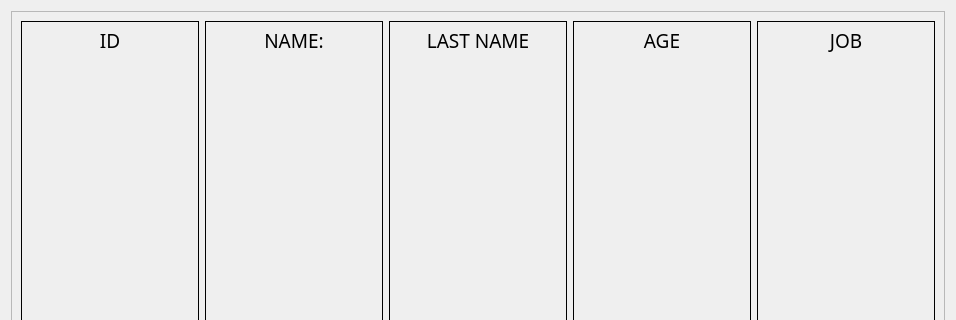
The window that showing_employee.ui (Daaizo/management-tool) describes before a commit, drawn with Qt 5; both pictures show x 0 to 956 and y 0 to 320 of the 956 by 593 pixel window.
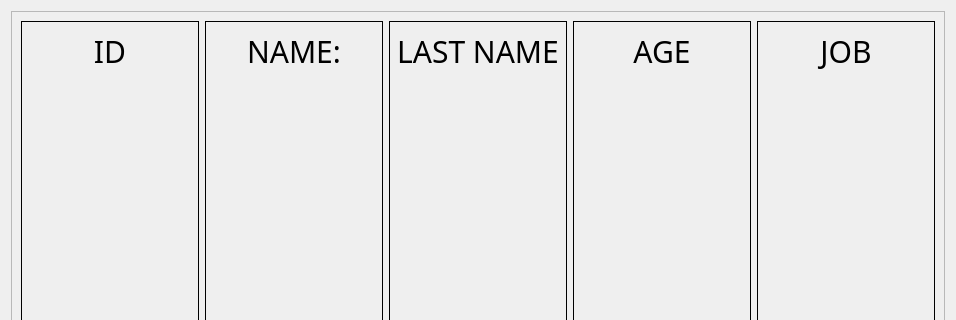
The same window after the commit. Icons and pictures are not drawn.

The edit to the form file:
```diff
--- a/showing_employee.ui
+++ b/showing_employee.ui
@@ -47,13 +47,18 @@
         <height>573</height>
        </rect>
       </property>
+      <property name="styleSheet">
+       <string notr="true">QLabel
+{
+font-size : 30px;}</string>
+      </property>
       <layout class="QGridLayout" name="gridLayout">
        <item row="0" column="1">
         <widget class="QLabel" name="id">
          <property name="font">
           <font>
            <family>Papyrus</family>
-           <pointsize>14</pointsize>
+           <pointsize>-1</pointsize>
           </font>
          </property>
          <property name="focusPolicy">
@@ -87,7 +92,7 @@
          <property name="font">
           <font>
            <family>Papyrus</family>
-           <pointsize>14</pointsize>
+           <pointsize>-1</pointsize>
           </font>
          </property>
          <property name="focusPolicy">
@@ -118,7 +123,7 @@
          <property name="font">
           <font>
            <family>Papyrus</family>
-           <pointsize>14</pointsize>
+           <pointsize>-1</pointsize>
           </font>
          </property>
          <property name="focusPolicy">
@@ -149,7 +154,7 @@
          <property name="font">
           <font>
            <family>Papyrus</family>
-           <pointsize>14</pointsize>
+           <pointsize>-1</pointsize>
           </font>
          </property>
          <property name="focusPolicy">
@@ -180,7 +185,7 @@
          <property name="font">
           <font>
            <family>Papyrus</family>
-           <pointsize>14</pointsize>
+           <pointsize>-1</pointsize>
           </font>
          </property>
          <property name="focusPolicy">
```
